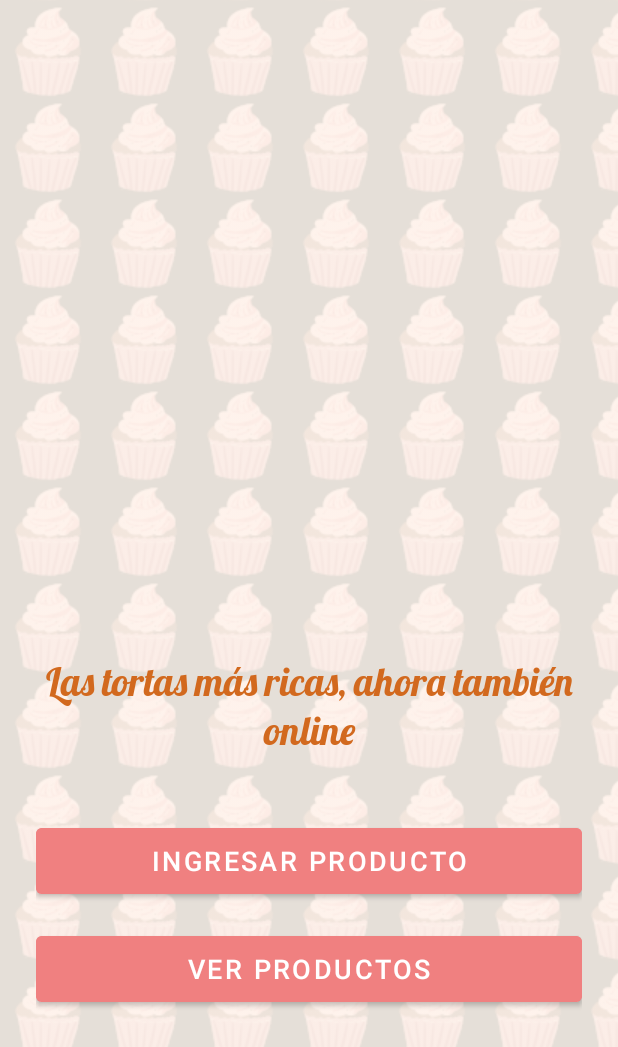
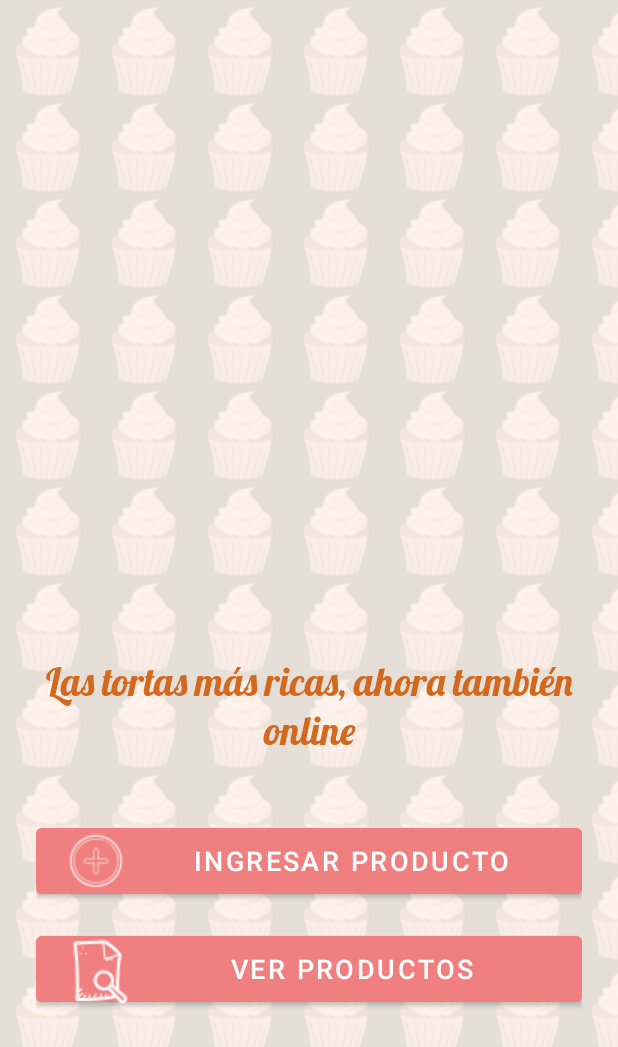
Before and after one commit to nparadab/PasteleriaApp, an Android app: the layout inicio.xml on its own in the app's theme, with its tools: preview values and no code run, on a phone screen of 412 x 824 dp, the part 189-1236 px from its top. Run offline under Robolectric (Android 15) with nearby library versions, the phone set to English and light mode, and no system bars.

Commit message:
Mejoras en pantalla de inicio: íconos bontones

```diff
--- a/app/src/main/res/layout/inicio.xml
+++ b/app/src/main/res/layout/inicio.xml
@@ -46,24 +46,28 @@
             android:gravity="center"
             android:layout_marginBottom="36dp" />
 
-        <!-- Botón para ingresar producto -->
+        <!-- Botón para ingresar producto con ícono "+" -->
         <Button
             android:id="@+id/btnIngresarProducto"
             android:layout_width="match_parent"
             android:layout_height="56dp"
             android:text="Ingresar Producto"
             android:textSize="18sp"
+            android:drawableLeft="@drawable/ic_agregar"
+            android:drawablePadding="8dp"
             android:backgroundTint="@color/pastelBoton"
             android:textColor="@color/white"
             android:layout_marginBottom="16dp" />
 
-        <!-- Botón para ver productos -->
+        <!-- Botón para ver productos con ícono de ojo -->
         <Button
             android:id="@+id/btnVerProductos"
             android:layout_width="match_parent"
             android:layout_height="56dp"
             android:text="Ver Productos"
             android:textSize="18sp"
+            android:drawableLeft="@drawable/ic_ver"
+            android:drawablePadding="8dp"
             android:backgroundTint="@color/pastelBoton"
             android:textColor="@color/white" />
 
```
Also changed, not shown: app/src/main/res/drawable/ic_agregar.png (added), app/src/main/res/drawable/ic_ver.png (added).
